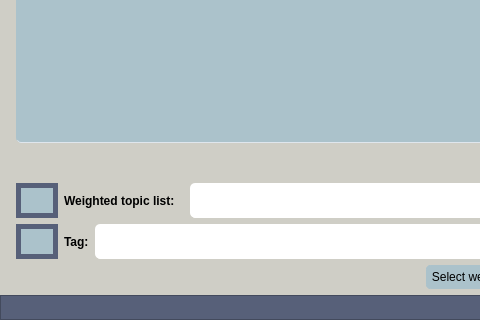
Qt form UIs/get_labels_by_topics.ui (IntelCompH2020/domain_classification) before a commit; both pictures show x 0 to 480 and y 203 to 523 of the 995 by 523 pixel window.
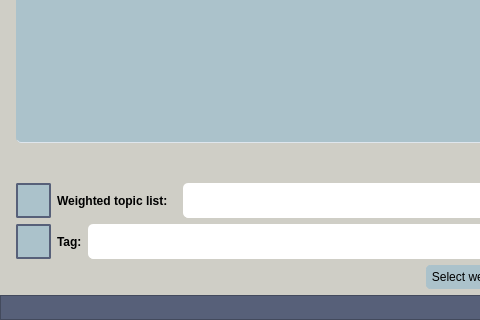
The same form after that commit.

```diff
--- a/UIs/get_labels_by_topics.ui
+++ b/UIs/get_labels_by_topics.ui
@@ -268,9 +268,15 @@
                <height>35</height>
               </size>
              </property>
+             <property name="maximumSize">
+              <size>
+               <width>35</width>
+               <height>35</height>
+              </size>
+             </property>
              <property name="styleSheet">
               <string notr="true">QPushButton {
-	border: 5px solid #ABC2CB;
+	border: 2px solid #ABC2CB;
 	border-radius: 2px;	
 	background-color: #ABC2CB;
 	border-color:#576079;
@@ -364,9 +370,15 @@
                <height>35</height>
               </size>
              </property>
+             <property name="maximumSize">
+              <size>
+               <width>35</width>
+               <height>35</height>
+              </size>
+             </property>
              <property name="styleSheet">
               <string notr="true">QPushButton {
-	border: 5px solid #ABC2CB;
+	border: 2px solid #ABC2CB;
 	border-radius: 2px;	
 	background-color: #ABC2CB;
 	border-color:#576079;
```
